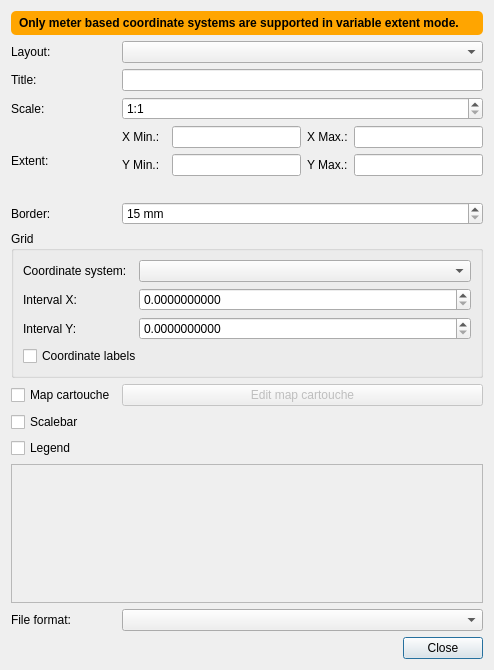
Old version of the form vbsprint/ui/printdialog.ui in the repository kadas-albireo/kadas-print-plugin.
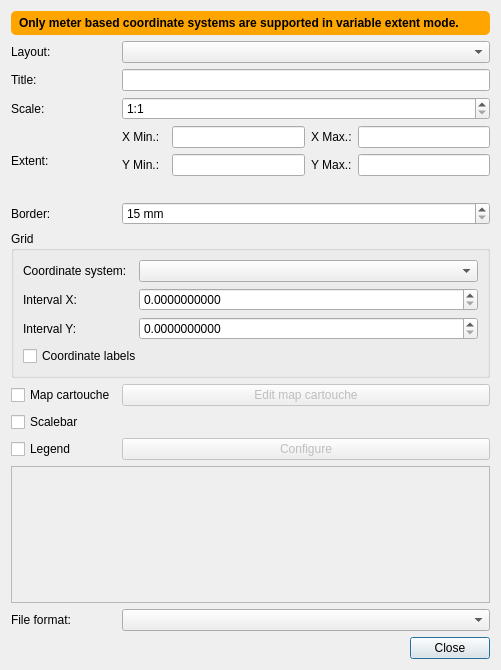
New version of the form. Icons and pictures are not drawn. Custom widgets are drawn as their Qt base class.

Commit message: Add button to configure layers in legend

What changed in the file:
```diff
--- a/vbsprint/ui/printdialog.ui
+++ b/vbsprint/ui/printdialog.ui
@@ -6,7 +6,7 @@
    <rect>
     <x>0</x>
     <y>0</y>
-    <width>494</width>
+    <width>501</width>
     <height>670</height>
    </rect>
   </property>
@@ -409,6 +409,16 @@
      </property>
     </widget>
    </item>
+   <item row="10" column="1">
+    <widget class="QPushButton" name="button_configureLegend">
+     <property name="enabled">
+      <bool>false</bool>
+     </property>
+     <property name="text">
+      <string>Configure</string>
+     </property>
+    </widget>
+   </item>
   </layout>
  </widget>
  <customwidgets>
```
The commit also changes 2 other files.
